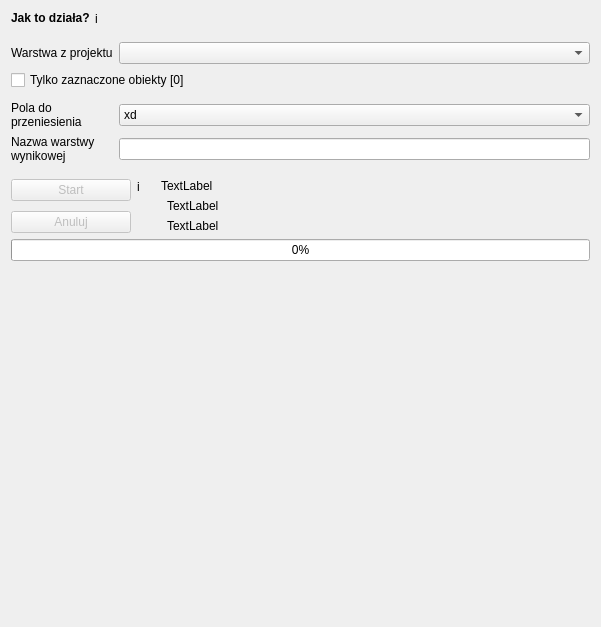
Before: the Qt Designer form gissupport_plugin/modules/uldk/modules/layer_import/main_base.ui in gis-support/gis-support-plugin, drawn with Qt 5.
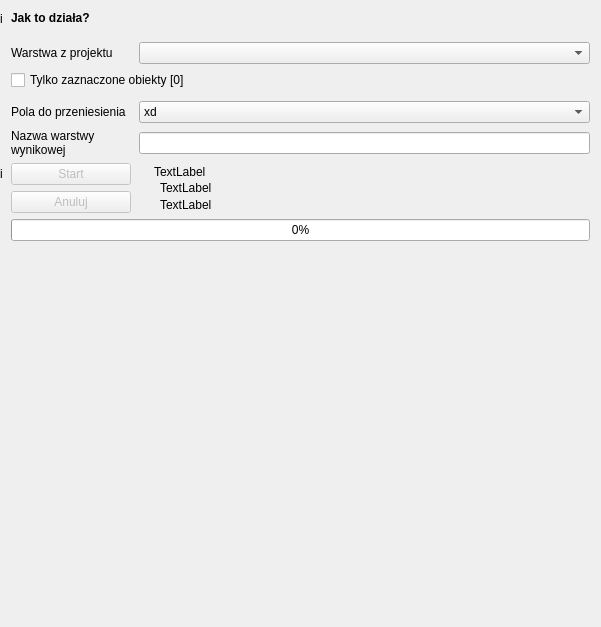
After: the same form once the commit is applied. Custom widgets are drawn as their Qt base class.

The edit to the form file:
```diff
--- a/gissupport_plugin/modules/uldk/modules/layer_import/main_base.ui
+++ b/gissupport_plugin/modules/uldk/modules/layer_import/main_base.ui
@@ -26,37 +26,68 @@
    <enum>QFrame::Raised</enum>
   </property>
   <layout class="QVBoxLayout" name="verticalLayout">
+   <property name="leftMargin">
+    <number>0</number>
+   </property>
    <item>
-    <widget class="QFrame" name="frame_how_it_works">
-     <property name="frameShape">
-      <enum>QFrame::NoFrame</enum>
-     </property>
-     <property name="frameShadow">
-      <enum>QFrame::Raised</enum>
-     </property>
-     <property name="lineWidth">
+    <layout class="QGridLayout" name="gridLayout_3">
+     <property name="leftMargin">
       <number>0</number>
      </property>
-     <layout class="QFormLayout" name="formLayout_3">
       <property name="horizontalSpacing">
-       <number>5</number>
-      </property>
-      <property name="verticalSpacing">
-       <number>0</number>
-      </property>
-      <property name="leftMargin">
-       <number>0</number>
-      </property>
-      <property name="topMargin">
-       <number>0</number>
-      </property>
-      <property name="rightMargin">
-       <number>0</number>
-      </property>
-      <property name="bottomMargin">
-       <number>0</number>
-      </property>
-      <item row="0" column="1">
+      <number>8</number>
+     </property>
+     <item row="7" column="1">
+      <widget class="QPushButton" name="button_start">
+       <property name="enabled">
+        <bool>false</bool>
+       </property>
+       <property name="sizePolicy">
+        <sizepolicy hsizetype="Maximum" vsizetype="Fixed">
+         <horstretch>0</horstretch>
+         <verstretch>0</verstretch>
+        </sizepolicy>
+       </property>
+       <property name="minimumSize">
+        <size>
+         <width>120</width>
+         <height>0</height>
+        </size>
+       </property>
+       <property name="text">
+        <string>Start</string>
+       </property>
+      </widget>
+     </item>
+     <item row="8" column="1">
+      <widget class="QPushButton" name="button_cancel">
+       <property name="enabled">
+        <bool>false</bool>
+       </property>
+       <property name="sizePolicy">
+        <sizepolicy hsizetype="Minimum" vsizetype="Fixed">
+         <horstretch>0</horstretch>
+         <verstretch>0</verstretch>
+        </sizepolicy>
+       </property>
+       <property name="minimumSize">
+        <size>
+         <width>120</width>
+         <height>0</height>
+        </size>
+       </property>
+       <property name="maximumSize">
+        <size>
+         <width>120</width>
+         <height>16777215</height>
+        </size>
+       </property>
+       <property name="text">
+        <string>Anuluj</string>
+       </property>
+      </widget>
+     </item>
+     <item row="0" column="0">
        <widget class="QLabel" name="label_info_icon">
         <property name="maximumSize">
          <size>
@@ -75,7 +106,42 @@
         </property>
        </widget>
       </item>
-      <item row="0" column="0">
+     <item row="1" column="1">
+      <spacer name="verticalSpacer_2">
+       <property name="orientation">
+        <enum>Qt::Vertical</enum>
+       </property>
+       <property name="sizeType">
+        <enum>QSizePolicy::Minimum</enum>
+       </property>
+       <property name="sizeHint" stdset="0">
+        <size>
+         <width>20</width>
+         <height>10</height>
+        </size>
+       </property>
+      </spacer>
+     </item>
+     <item row="4" column="1">
+      <spacer name="verticalSpacer_4">
+       <property name="orientation">
+        <enum>Qt::Vertical</enum>
+       </property>
+       <property name="sizeType">
+        <enum>QSizePolicy::Preferred</enum>
+       </property>
+       <property name="sizeHint" stdset="0">
+        <size>
+         <width>20</width>
+         <height>5</height>
+        </size>
+       </property>
+      </spacer>
+     </item>
+     <item row="2" column="2">
+      <widget class="QgsMapLayerComboBox" name="layer_select"/>
+     </item>
+     <item row="0" column="1">
        <widget class="QLabel" name="label_info">
         <property name="maximumSize">
          <size>
@@ -97,41 +163,40 @@
         </property>
        </widget>
       </item>
-     </layout>
-    </widget>
-   </item>
-   <item>
-    <spacer name="verticalSpacer_2">
-     <property name="orientation">
-      <enum>Qt::Vertical</enum>
-     </property>
-     <property name="sizeType">
-      <enum>QSizePolicy::Maximum</enum>
-     </property>
-     <property name="sizeHint" stdset="0">
+     <item row="6" column="1">
+      <widget class="QLabel" name="label_2">
+       <property name="maximumSize">
+        <size>
+         <width>150</width>
+         <height>100</height>
+        </size>
+       </property>
+       <property name="text">
+        <string>Nazwa warstwy
+wynikowej</string>
+       </property>
+       <property name="wordWrap">
+        <bool>true</bool>
+       </property>
+      </widget>
+     </item>
+     <item row="7" column="0">
+      <widget class="QLabel" name="label_info_start">
+       <property name="maximumSize">
       <size>
-       <width>20</width>
-       <height>10</height>
-      </size>
-     </property>
-    </spacer>
-   </item>
-   <item>
-    <layout class="QGridLayout" name="gridLayout_2">
-     <property name="topMargin">
-      <number>0</number>
-     </property>
-     <item row="4" column="1">
-      <widget class="QLineEdit" name="text_edit_target_layer_name">
-       <property name="sizePolicy">
-        <sizepolicy hsizetype="Expanding" vsizetype="Fixed">
-         <horstretch>0</horstretch>
-         <verstretch>0</verstretch>
-        </sizepolicy>
+         <width>15</width>
+         <height>15</height>
+        </size>
+       </property>
+       <property name="toolTip">
+        <string/>
+       </property>
+       <property name="text">
+        <string>i</string>
        </property>
       </widget>
      </item>
-     <item row="3" column="0">
+     <item row="5" column="1">
       <widget class="QLabel" name="label_4">
        <property name="maximumSize">
         <size>
@@ -147,10 +212,51 @@
        </property>
       </widget>
      </item>
-     <item row="0" column="1">
-      <widget class="QgsMapLayerComboBox" name="layer_select"/>
+     <item row="6" column="2">
+      <widget class="QLineEdit" name="text_edit_target_layer_name">
+       <property name="sizePolicy">
+        <sizepolicy hsizetype="Expanding" vsizetype="Fixed">
+         <horstretch>0</horstretch>
+         <verstretch>0</verstretch>
+        </sizepolicy>
+       </property>
+      </widget>
      </item>
-     <item row="1" column="0" colspan="2">
+     <item row="7" column="2" rowspan="2">
+      <layout class="QVBoxLayout" name="verticalLayout_3">
+       <property name="leftMargin">
+        <number>15</number>
+       </property>
+       <item>
+        <widget class="QLabel" name="label_status">
+         <property name="text">
+          <string>TextLabel</string>
+         </property>
+        </widget>
+       </item>
+       <item>
+        <widget class="QLabel" name="label_found_count">
+         <property name="text">
+          <string>TextLabel</string>
+         </property>
+         <property name="indent">
+          <number>6</number>
+         </property>
+        </widget>
+       </item>
+       <item>
+        <widget class="QLabel" name="label_not_found_count">
+         <property name="text">
+          <string>TextLabel</string>
+         </property>
+         <property name="indent">
+          <number>6</number>
+         </property>
+        </widget>
+       </item>
+      </layout>
+     </item>
+     <item row="3" column="1" colspan="2">
       <widget class="QCheckBox" name="checkbox_selected_only">
        <property name="maximumSize">
         <size>
@@ -163,7 +269,7 @@
        </property>
       </widget>
      </item>
-     <item row="0" column="0">
+     <item row="2" column="1">
       <widget class="QLabel" name="label">
        <property name="minimumSize">
         <size>
@@ -182,24 +288,7 @@
        </property>
       </widget>
      </item>
-     <item row="4" column="0">
-      <widget class="QLabel" name="label_2">
-       <property name="maximumSize">
-        <size>
-         <width>150</width>
-         <height>100</height>
-        </size>
-       </property>
-       <property name="text">
-        <string>Nazwa warstwy
-wynikowej</string>
-       </property>
-       <property name="wordWrap">
-        <bool>true</bool>
-       </property>
-      </widget>
-     </item>
-     <item row="3" column="1">
+     <item row="5" column="2">
       <widget class="QgsCheckableComboBox" name="combobox_fields_select">
        <property name="defaultText" stdset="0">
         <string>Kliknij strzałkę, aby wybrać</string>
@@ -221,182 +310,7 @@
        </item>
       </widget>
      </item>
-     <item row="2" column="0">
-      <spacer name="verticalSpacer_4">
-       <property name="orientation">
-        <enum>Qt::Vertical</enum>
-       </property>
-       <property name="sizeType">
-        <enum>QSizePolicy::Preferred</enum>
-       </property>
-       <property name="sizeHint" stdset="0">
-        <size>
-         <width>20</width>
-         <height>5</height>
-        </size>
-       </property>
-      </spacer>
-     </item>
-    </layout>
-   </item>
-   <item>
-    <spacer name="verticalSpacer_3">
-     <property name="orientation">
-      <enum>Qt::Vertical</enum>
-     </property>
-     <property name="sizeType">
-      <enum>QSizePolicy::Maximum</enum>
-     </property>
-     <property name="sizeHint" stdset="0">
-      <size>
-       <width>20</width>
-       <height>10</height>
-      </size>
-     </property>
-    </spacer>
-   </item>
-   <item>
-    <widget class="QFrame" name="frame_2">
-     <property name="maximumSize">
-      <size>
-       <width>16777215</width>
-       <height>100</height>
-      </size>
-     </property>
-     <property name="frameShape">
-      <enum>QFrame::NoFrame</enum>
-     </property>
-     <property name="frameShadow">
-      <enum>QFrame::Raised</enum>
-     </property>
-     <layout class="QFormLayout" name="formLayout_2">
-      <property name="leftMargin">
-       <number>0</number>
-      </property>
-      <property name="topMargin">
-       <number>0</number>
-      </property>
-      <property name="rightMargin">
-       <number>0</number>
-      </property>
-      <property name="bottomMargin">
-       <number>0</number>
-      </property>
-      <item row="0" column="0">
-       <layout class="QVBoxLayout" name="verticalLayout_2">
-        <item>
-         <layout class="QFormLayout" name="formLayout_6">
-          <item row="0" column="0">
-           <widget class="QPushButton" name="button_start">
-            <property name="enabled">
-             <bool>false</bool>
-            </property>
-            <property name="sizePolicy">
-             <sizepolicy hsizetype="Maximum" vsizetype="Fixed">
-              <horstretch>0</horstretch>
-              <verstretch>0</verstretch>
-             </sizepolicy>
-            </property>
-            <property name="minimumSize">
-             <size>
-              <width>120</width>
-              <height>0</height>
-             </size>
-            </property>
-            <property name="text">
-             <string>Start</string>
-            </property>
-           </widget>
-          </item>
-          <item row="0" column="1">
-           <widget class="QLabel" name="label_info_start">
-            <property name="maximumSize">
-             <size>
-              <width>15</width>
-              <height>15</height>
-             </size>
-            </property>
-            <property name="toolTip">
-             <string/>
-            </property>
-            <property name="text">
-             <string>i</string>
-            </property>
-            <property name="scaledContents">
-             <bool>true</bool>
-            </property>
-           </widget>
-          </item>
-         </layout>
-        </item>
-        <item>
-         <widget class="QPushButton" name="button_cancel">
-          <property name="enabled">
-           <bool>false</bool>
-          </property>
-          <property name="sizePolicy">
-           <sizepolicy hsizetype="Minimum" vsizetype="Fixed">
-            <horstretch>0</horstretch>
-            <verstretch>0</verstretch>
-           </sizepolicy>
-          </property>
-          <property name="minimumSize">
-           <size>
-            <width>120</width>
-            <height>0</height>
-           </size>
-          </property>
-          <property name="maximumSize">
-           <size>
-            <width>120</width>
-            <height>16777215</height>
-           </size>
-          </property>
-          <property name="text">
-           <string>Anuluj</string>
-          </property>
-         </widget>
-        </item>
-       </layout>
-      </item>
-      <item row="0" column="1">
-       <layout class="QVBoxLayout" name="verticalLayout_3">
-        <property name="leftMargin">
-         <number>15</number>
-        </property>
-        <item>
-         <widget class="QLabel" name="label_status">
-          <property name="text">
-           <string>TextLabel</string>
-          </property>
-         </widget>
-        </item>
-        <item>
-         <widget class="QLabel" name="label_found_count">
-          <property name="text">
-           <string>TextLabel</string>
-          </property>
-          <property name="indent">
-           <number>6</number>
-          </property>
-         </widget>
-        </item>
-        <item>
-         <widget class="QLabel" name="label_not_found_count">
-          <property name="text">
-           <string>TextLabel</string>
-          </property>
-          <property name="indent">
-           <number>6</number>
-          </property>
-         </widget>
-        </item>
-       </layout>
-      </item>
-     </layout>
-    </widget>
-   </item>
-   <item>
+     <item row="9" column="1" colspan="2">
     <widget class="QProgressBar" name="progress_bar">
      <property name="sizePolicy">
       <sizepolicy hsizetype="Minimum" vsizetype="Fixed">
@@ -414,6 +328,8 @@
       <number>0</number>
      </property>
     </widget>
+     </item>
+    </layout>
    </item>
    <item>
     <spacer name="verticalSpacer">
```
Left out of the diff: 3 changed lines with no effect on the pictures. Lines whose indentation alone changed are shown as unchanged.
